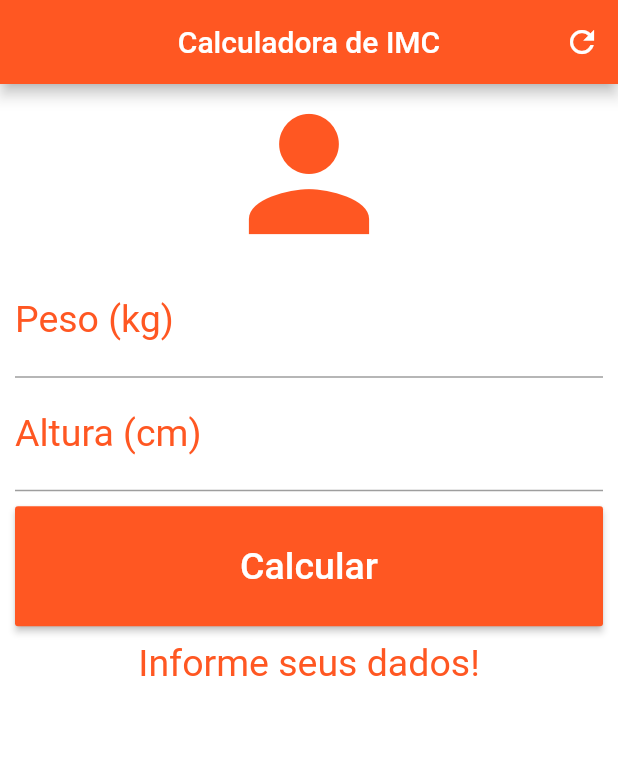
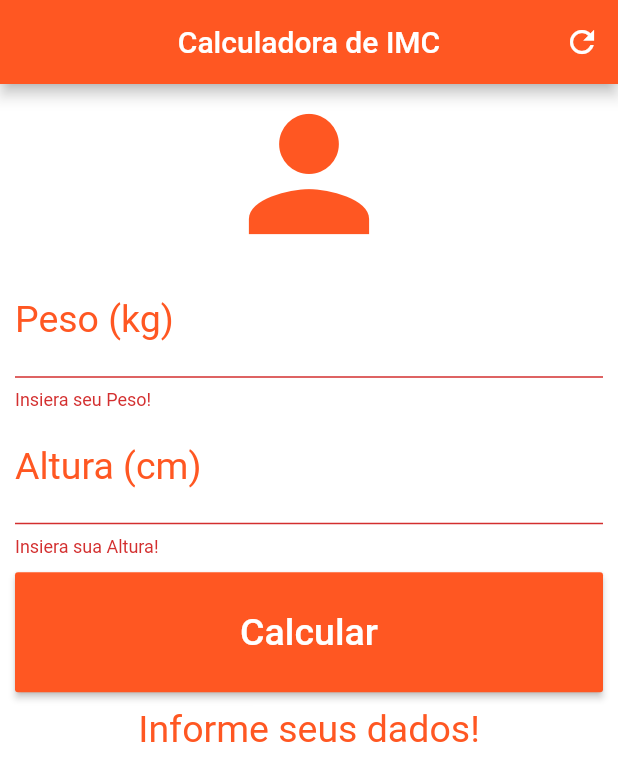
Before and after one commit to leordrigues/contador_imc, a Flutter app: the screen it shows after launch, after a tap on "Calcular", on a phone screen of 412 x 824 dp. Shown: the top 781 px of the screen. Run offline on Flutter 3.47's test engine with Material 2 defaults, Android fonts, the phone set to English and light mode, and no system bars.

Commit message:
Commit_Diario03

```diff
--- a/lib/main.dart
+++ b/lib/main.dart
@@ -18,12 +18,12 @@ class _HomeState extends State<Home> {
   GlobalKey<FormState> _formKey = GlobalKey<FormState>();
 
   String _infoText = "Informe seus dados!";
+
   void _resertFiekds() {
     weightController.text = "";
     heightController.text = "";
+    setState(() {
       _infoText = "Informe seus dados!";
-    setState(() {
-      _infoText = "Informe seus dados";
     });
   }
 
@@ -72,7 +72,7 @@ class _HomeState extends State<Home> {
                 crossAxisAlignment: CrossAxisAlignment.stretch,
                 children: <Widget>[
                   Icon(Icons.person, size: 120.0, color: Colors.deepOrange),
-              TextField(
+                  TextFormField(
                     keyboardType: TextInputType.number,
                     decoration: InputDecoration(
                         labelText: "Peso (kg)",
@@ -80,8 +80,11 @@ class _HomeState extends State<Home> {
                     textAlign: TextAlign.center,
                     style: TextStyle(color: Colors.deepOrange, fontSize: 25.0),
                     controller: weightController,
-                validator: (value){
-
+                    // ignore: missing_return
+                    validator: (value) {
+                      if  (value.isEmpty){
+                        return "Insiera seu Peso!";
+                      }
                     },
                   ),
                   TextFormField(
@@ -92,13 +95,23 @@ class _HomeState extends State<Home> {
                     textAlign: TextAlign.center,
                     style: TextStyle(color: Colors.deepOrange, fontSize: 25.0),
                     controller: heightController,
+                    // ignore: missing_return
+                    validator: (value) {
+                      if  (value.isEmpty){
+                        return "Insiera sua Altura!";
+                      }
+                    },
                   ),
                   Padding(
                     padding: EdgeInsets.only(top: 10.0, bottom: 10.0),
                     child: Container(
                       height: 80.0,
                       child: RaisedButton(
-                    onPressed: _calculate,
+                        onPressed: (){
+                          if(_formKey.currentState.validate()){
+                            _calculate();
+                          }
+                        },
                         child: Text(
                           "Calcular",
                           style: TextStyle(color: Colors.white, fontSize: 25.0),
```
Lines whose indentation alone changed are shown as unchanged.
